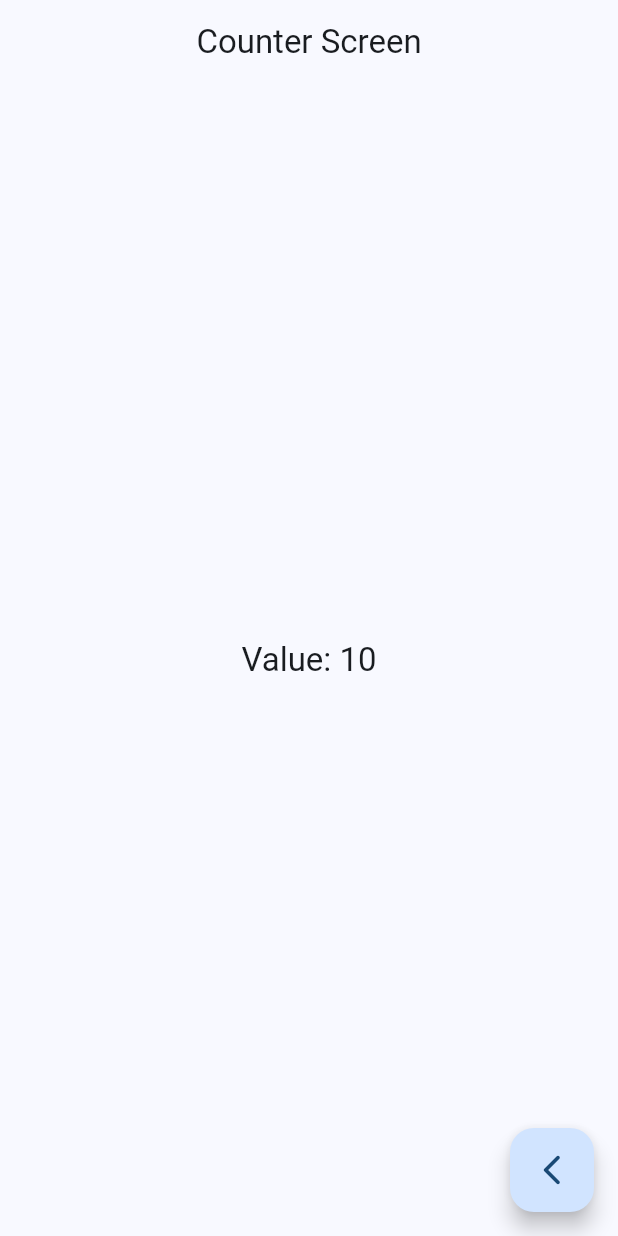
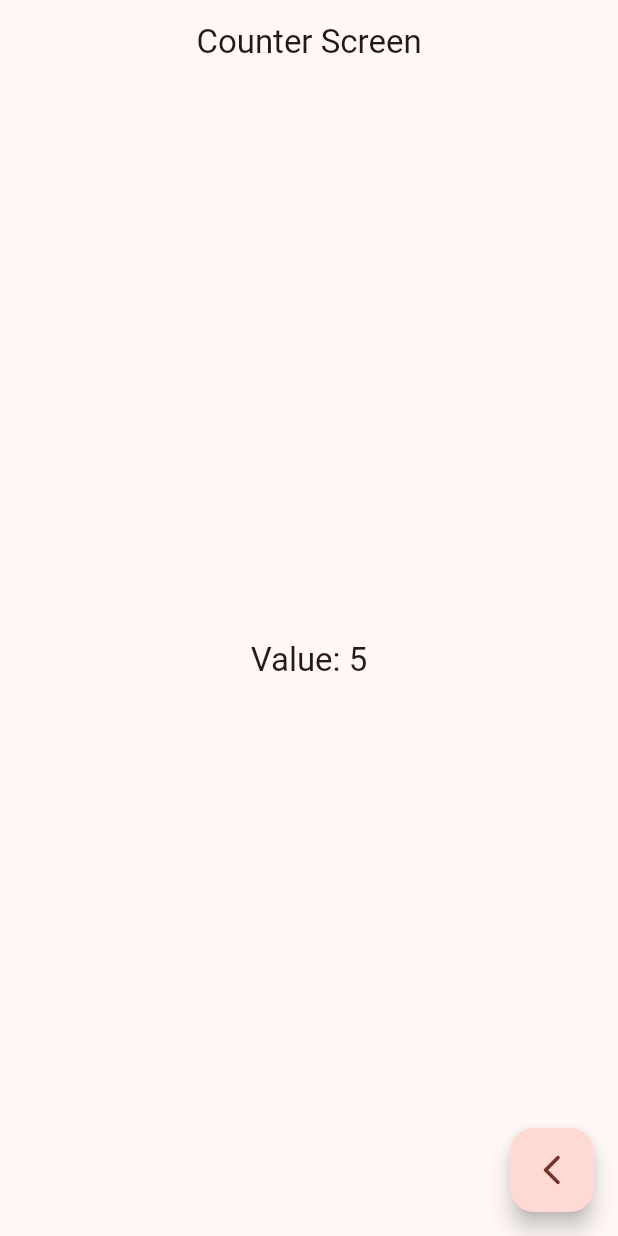
Before and after one commit to WilsonCarv/flutter, a Flutter app: the CounterScreen screen opened by its route, on a phone screen of 412 x 824 dp. Run offline on Flutter 3.47's test engine with Material 3 defaults, Android fonts, the phone set to English and light mode, and no system bars; our stand-ins replace animate_do, dio, flutter_riverpod, go_router, video_player.

Commit message:
change color

```diff
--- a/05-widget-app/widget_app/lib/config/router/app_router.dart
+++ b/05-widget-app/widget_app/lib/config/router/app_router.dart
@@ -50,5 +50,9 @@ final appRouter = GoRouter(
       path: '/counter',
       builder: (context, state) => const CounterScreen(),
     ),
+     GoRoute(
+      path: '/theme-changer',
+      builder: (context, state) => const ThemeChangerScreen(),
+    ),
   ],
 );
--- a/05-widget-app/widget_app/lib/config/theme/app_theme.dart
+++ b/05-widget-app/widget_app/lib/config/theme/app_theme.dart
@@ -24,15 +24,26 @@ const List<Color> colors = [
 
 class AppTheme {
   final int selectedColor;
+   final bool isDarkmode;
 
-  AppTheme({this.selectedColor = 0})
+  AppTheme({this.isDarkmode = false, this.selectedColor = 0})
       : assert(selectedColor >= 0 && selectedColor < colors.length,
             'Colors must be between 0 and ${colors.length - 1}');
 
+
   ThemeData getTheme() => ThemeData(
         colorSchemeSeed: colors[selectedColor],
+         brightness: isDarkmode ? Brightness.dark : Brightness.light,
         appBarTheme: const AppBarTheme(
           centerTitle: true
         )
       );
+
+   AppTheme copyWith({
+    int? selectedColor,
+    bool? isDarkmode
+  }) => AppTheme(
+    selectedColor: selectedColor ?? this.selectedColor,
+    isDarkmode: isDarkmode ?? this.isDarkmode,
+  );
 }
--- /dev/null
+++ b/05-widget-app/widget_app/lib/presentation/providers/counter_provider.dart
@@ -0,0 +1,3 @@
+import 'package:flutter_riverpod/flutter_riverpod.dart';
+
+final counterProvider = StateProvider<int>((ref) => 5);
--- a/05-widget-app/widget_app/lib/presentation/screens/counter/counter_screen.dart
+++ b/05-widget-app/widget_app/lib/presentation/screens/counter/counter_screen.dart
@@ -1,11 +1,13 @@
 import 'package:flutter/material.dart';
+import 'package:flutter_riverpod/flutter_riverpod.dart';
+import 'package:widget_app/presentation/providers/counter_provider.dart';
 
-class CounterScreen extends StatelessWidget {
-  final counter = 10;
+class CounterScreen extends ConsumerWidget {
   const CounterScreen({super.key});
 
   @override
-  Widget build(BuildContext context) {
+  Widget build(BuildContext context, WidgetRef ref) {
+    final counter = ref.watch(counterProvider);
     return Scaffold(
       appBar: AppBar(
         title: const Text('Counter Screen'),
@@ -16,7 +18,9 @@ class CounterScreen extends StatelessWidget {
       ),
       floatingActionButton: FloatingActionButton(
         child: const Icon(Icons.arrow_back_ios_new_rounded),
-        onPressed: () {},
+        onPressed: () {
+          ref.read(counterProvider.notifier).state++;
+        },
       ),
     );
   }
--- a/05-widget-app/widget_app/lib/presentation/screens/screens.dart
+++ b/05-widget-app/widget_app/lib/presentation/screens/screens.dart
@@ -8,3 +8,4 @@ export 'package:widget_app/presentation/screens/infinite_scroll/infinite_scroll_
 export 'package:widget_app/presentation/screens/progress/progress_screen.dart';
 export 'package:widget_app/presentation/screens/snackbar/snackbar_screen.dart';
 export 'package:widget_app/presentation/screens/ui_controls/ui_controls_screen.dart';
+export 'package:widget_app/presentation/screens/theme_changer/theme_changer.dart';
--- a/05-widget-app/widget_app/pubspec.yaml
+++ b/05-widget-app/widget_app/pubspec.yaml
@@ -10,6 +10,7 @@ dependencies:
   animate_do: ^3.3.4
   flutter:
     sdk: flutter
+  flutter_riverpod: ^2.5.1
   go_router: ^14.2.7
 
 dev_dependencies:
```
Also changed, not shown: 05-widget-app/widget_app/lib/config/menu/menu_items.dart (+6 -1 lines), 05-widget-app/widget_app/lib/main.dart (+9 -6 lines), 05-widget-app/widget_app/lib/presentation/providers/theme_provider.dart (added, +37 -0 lines), 05-widget-app/widget_app/lib/presentation/screens/theme_changer/theme_changer.dart (added, +63 -0 lines).
